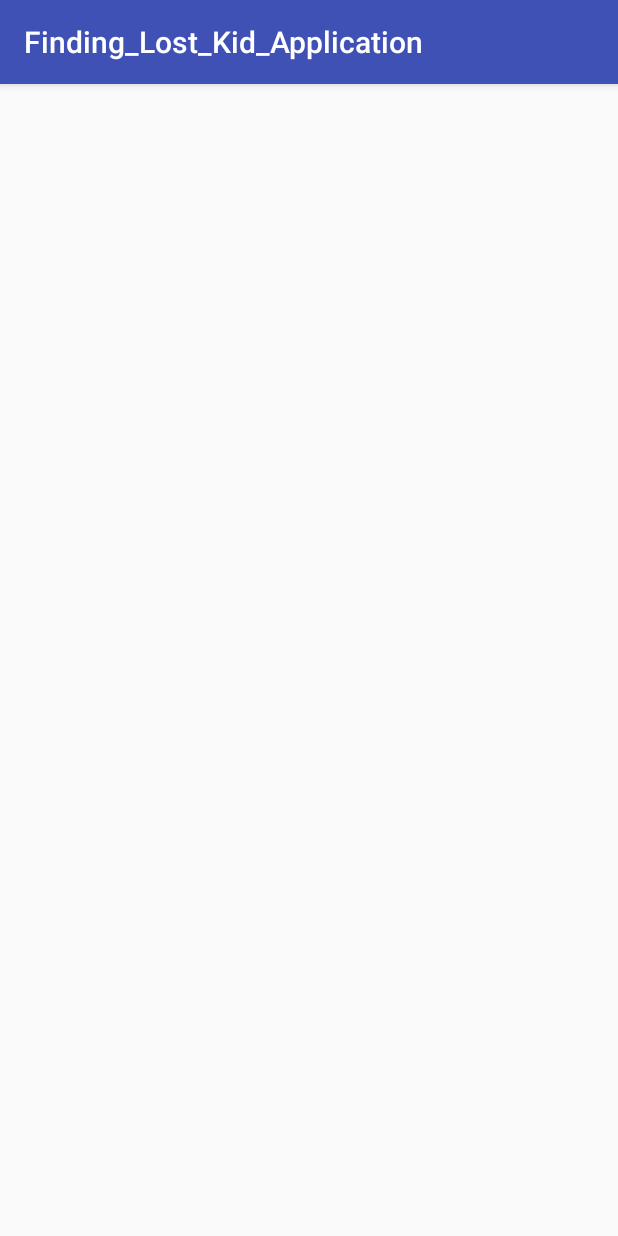
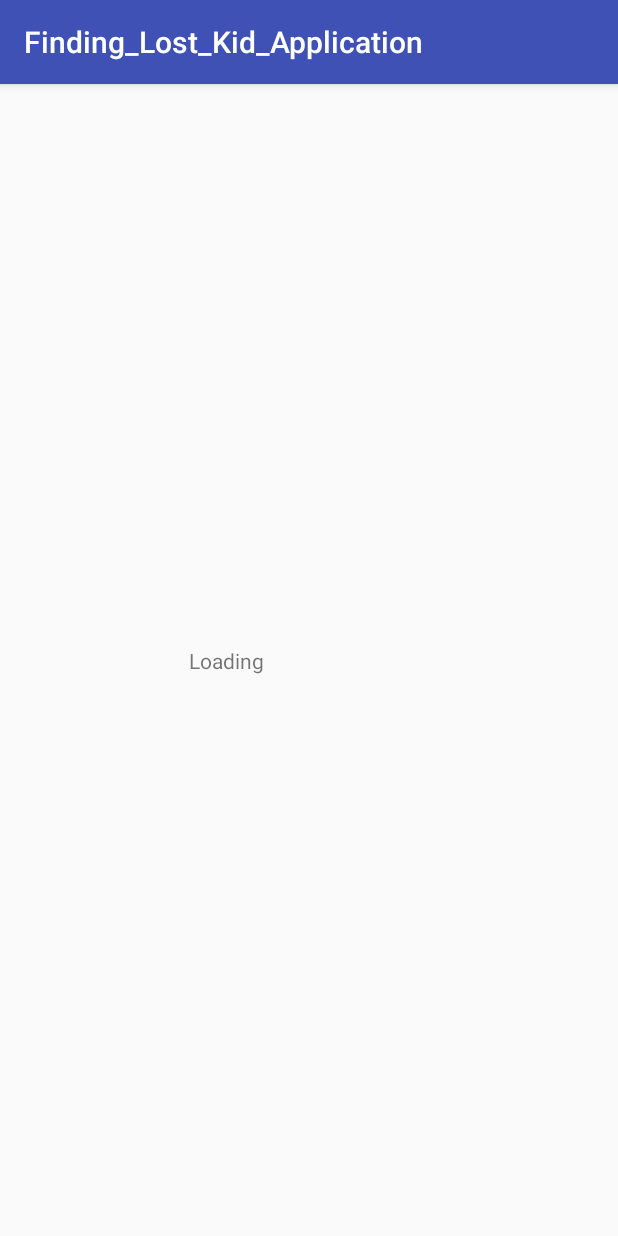
Before and after one commit to k-young-passionate/Android_Finding_Lost_Kids, an Android app: the MainActivity screen opened directly, with no data from a screen before it, on a phone screen of 412 x 824 dp. Run offline under Robolectric (Android 15) with nearby library versions, the light colour scheme and no system bars.

```diff
--- a/app/src/main/java/com/example/kyshi/finding_lost_kids_application/Finding_Kid_Location_Activity.java
+++ b/app/src/main/java/com/example/kyshi/finding_lost_kids_application/Finding_Kid_Location_Activity.java
@@ -34,7 +34,7 @@ public class Finding_Kid_Location_Activity extends AppCompatActivity {
             @Override
             public boolean onTouch(View v, MotionEvent event) {
                 if(event.getAction() == MotionEvent.ACTION_UP){
-                    Toast.makeText(getApplicationContext(),"Map Untouched! From X: " + event.getX() + ", Y: " + event.getY(), Toast.LENGTH_SHORT).show();
+                    //Toast.makeText(getApplicationContext(),"Map Untouched! From X: " + event.getX() + ", Y: " + event.getY(), Toast.LENGTH_SHORT).show();
                     return true;
                 }
 
@@ -44,7 +44,7 @@ public class Finding_Kid_Location_Activity extends AppCompatActivity {
                 }
 
                 if(event.getAction() == MotionEvent.ACTION_DOWN){
-                    Toast.makeText(getApplicationContext(),"Map Touched! From X: " + event.getX() + ", Y: " + event.getY(), Toast.LENGTH_SHORT).show();
+                    //Toast.makeText(getApplicationContext(),"Map Touched! From X: " + event.getX() + ", Y: " + event.getY(), Toast.LENGTH_SHORT).show();
                     return true;
                 }
 
--- a/app/src/main/java/com/example/kyshi/finding_lost_kids_application/MainActivity.java
+++ b/app/src/main/java/com/example/kyshi/finding_lost_kids_application/MainActivity.java
@@ -2,27 +2,40 @@ package com.example.kyshi.finding_lost_kids_application;
 
 import android.content.Context;
 import android.content.Intent;
+import android.os.Handler;
 import android.support.v7.app.AppCompatActivity;
 import android.os.Bundle;
+import android.widget.Toast;
 
 import com.example.kyshi.finding_lost_kid_application.R;
 
 public class MainActivity extends AppCompatActivity {
     private Context mContext = this;
-    private Intent intenttouserhomeactivity = null;
+    private Intent intenttocountactivity = null;
 
     @Override
     protected void onCreate(Bundle savedInstanceState) {
         super.onCreate(savedInstanceState);
         setContentView(R.layout.activity_main);
 
+        Handler handler = new Handler();
+//        intenttocountactivity = new Intent(mContext, CountNumber.class);
+        intenttocountactivity = new Intent(mContext, User_Home_Activity.class);
         /*** 여기서 서버 연결을 확인하고 서버 연결이 되는 환경이면 User_Home_Activity 로 넘겨주자 ***/
 
         if(true){
-            intenttouserhomeactivity = new Intent(mContext, User_Home_Activity.class);
-            startActivity(intenttouserhomeactivity);
+            Toast.makeText(mContext, "네트워크 상태를 확인해주세요.", Toast.LENGTH_LONG).show();
+/*            handler.postDelayed(new Runnable() {
+                @Override
+                public void run() {
+                    startActivity(intenttocountactivity);
+                }
+            }, 2000);*/
+            startActivity(intenttocountactivity);
         } else{
 
         }
     }
+
+
 }
--- a/app/src/main/res/layout/activity_main.xml
+++ b/app/src/main/res/layout/activity_main.xml
@@ -6,4 +6,19 @@
     android:layout_height="match_parent"
     tools:context="com.example.kyshi.finding_lost_kids_application.MainActivity">
 
+
+    <TextView
+        android:id="@+id/MainText"
+        android:layout_width="wrap_content"
+        android:layout_height="wrap_content"
+        android:ems="10"
+        android:inputType="textPersonName"
+        android:text="Loading"
+
+        app:layout_constraintRight_toRightOf="parent"
+        app:layout_constraintLeft_toLeftOf="parent"
+        app:layout_constraintBottom_toBottomOf="parent"
+        app:layout_constraintTop_toTopOf="parent"
+        app:layout_constraintVertical_bias="0.5"
+        app:layout_constraintHorizontal_bias="0.5" />
 </android.support.constraint.ConstraintLayout>
```
Also changed, not shown: app/src/main/AndroidManifest.xml (+12 -5 lines), app/src/main/java/com/example/kyshi/finding_lost_kids_application/Kid_Photo_Upload_Activity.java (+67 -28 lines), app/src/main/java/com/example/kyshi/finding_lost_kids_application/User_Home_Activity.java (+9 -2 lines), app/src/main/res/layout/activity_kid_registration.xml (added, +15 -0 lines).
